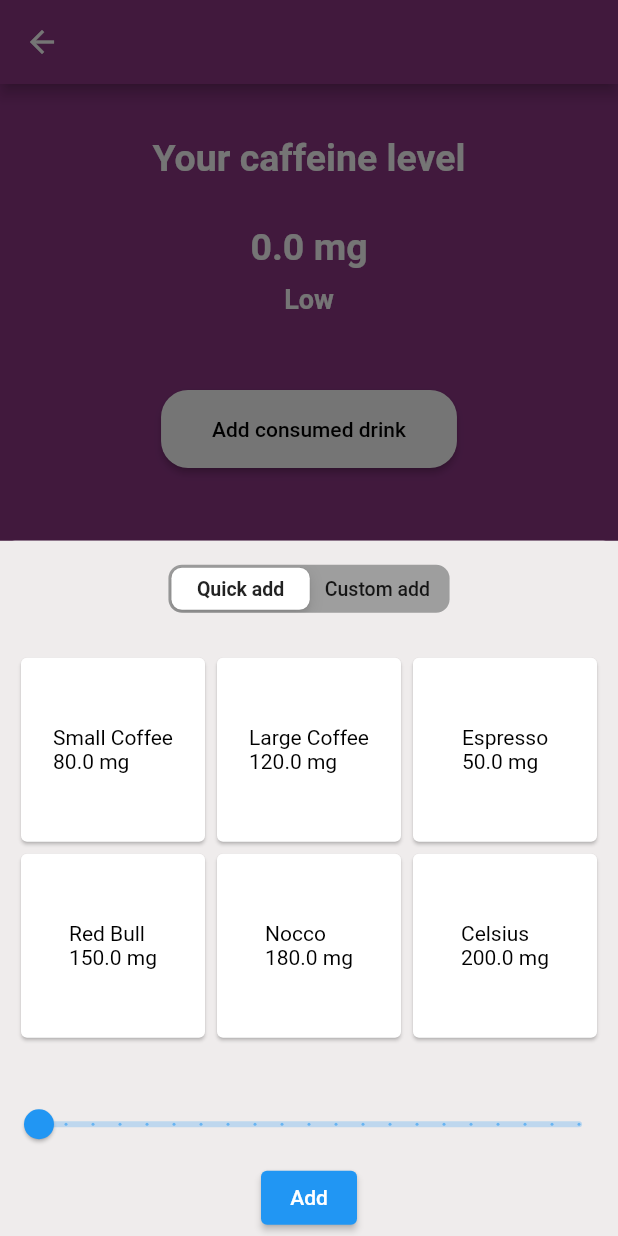
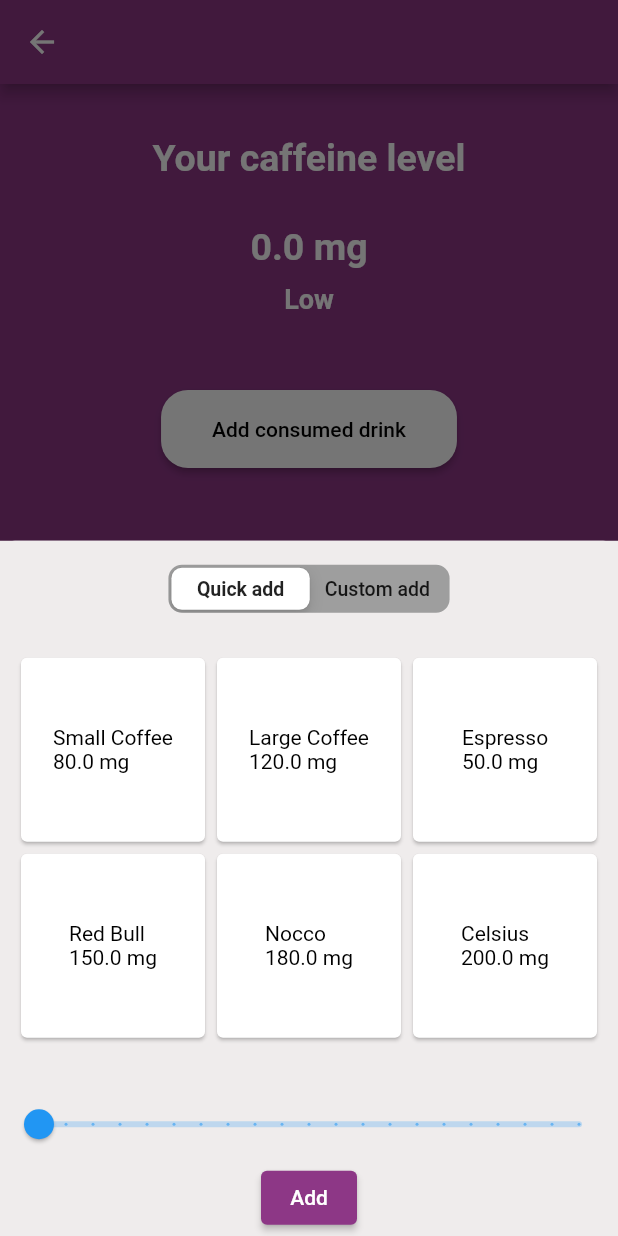
Before and after one commit to rikardro/HarmonyHub, a Flutter app: the CaffeineDetailedView screen opened directly, after a tap on "Add consumed drink", on a phone screen of 412 x 824 dp. Run offline on Flutter 3.47's test engine with Material 2 defaults, Android fonts, the phone set to English and light mode, and no system bars; our stand-ins replace bloc, cloud_firestore, equatable, firebase_auth, firebase_core, flutter_bloc and 1 more; accounts and stored records are empty.

Commit message:
Update caffeine_detailed_view.dart

```diff
--- a/healthapp/lib/caffeine_detailed_view.dart
+++ b/healthapp/lib/caffeine_detailed_view.dart
@@ -532,6 +532,10 @@ class _QuickAddGridState extends State<QuickAddGrid> {
                   ),
                 );
           },
+          style: ButtonStyle(
+            backgroundColor:
+                MaterialStateProperty.all<Color>(Color(0xFF8D3786)),
+          ),
           child: const Text("Add"),
         ),
       ],
```
